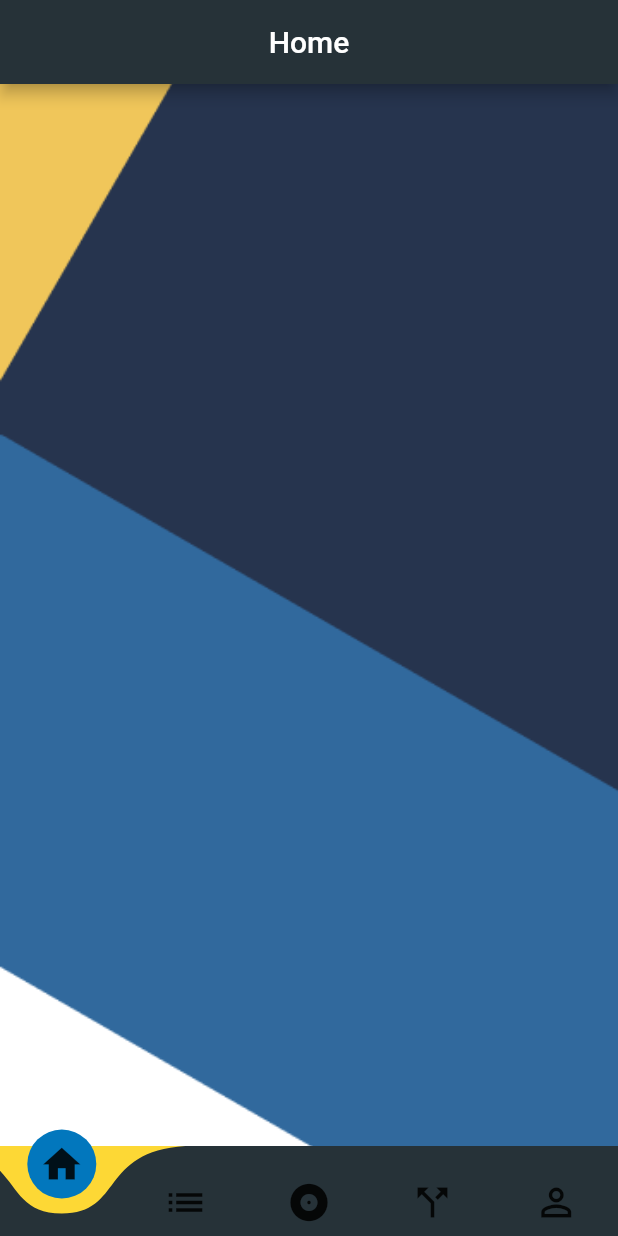
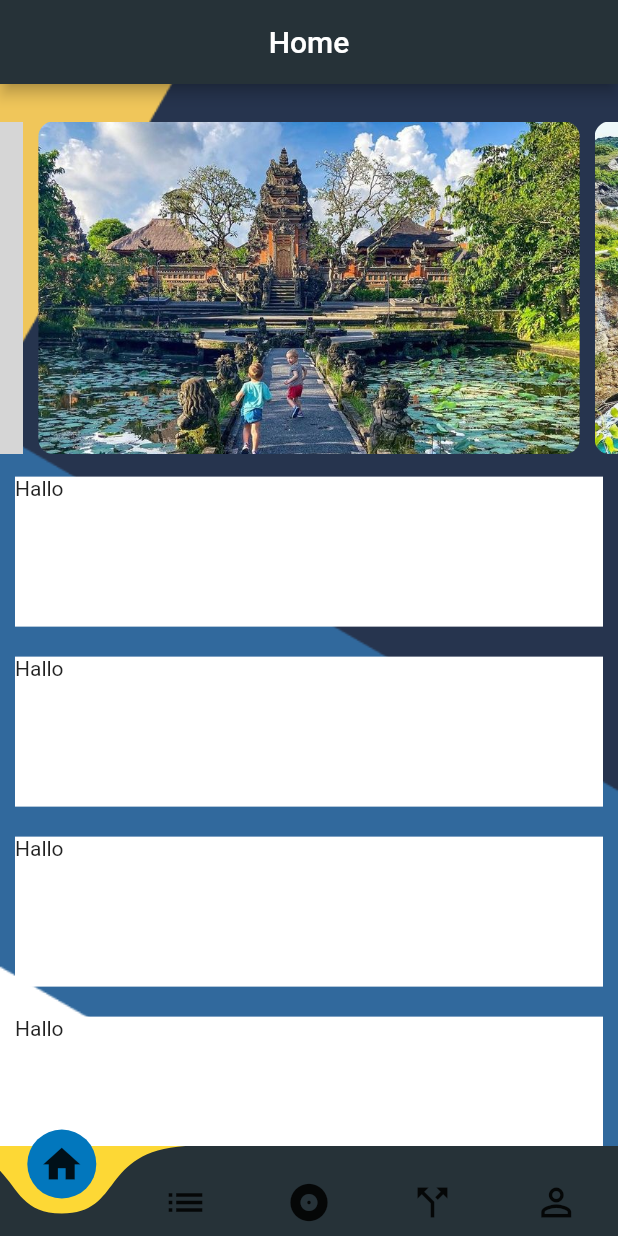
Before and after one commit to kangcand/tugasmobile, a Flutter app: the screen it shows after launch, on a phone screen of 412 x 824 dp. Run offline on Flutter 3.47's test engine with Material 2 defaults, Android fonts, the phone set to English and light mode, and no system bars; drawn by our look-alikes of carousel_slider, curved_navigation_bar; our stand-ins replace flutter_svg, getwidget, shimmer; missing offline and left inert: splash_screen_view; grey boxes are pictures that could not be loaded.

Commit message:
HomeScreen 25%

```diff
--- a/lib/screens/home_screen.dart
+++ b/lib/screens/home_screen.dart
@@ -39,7 +39,81 @@ class _HomeScreenState extends State<HomeScreen> {
               image: AssetImage("assets/images/background.png"),
               fit: BoxFit.cover),
         ),
-        child: Center(),
+        child: SingleChildScrollView(
+          primary: false,
+          child: Column(
+            children: [
+              Container(
+                padding: EdgeInsets.only(top: 20),
+                child: CarouselSlider(
+                  options: CarouselOptions(
+                    // height: 300,
+                    aspectRatio: 16 / 9,
+                    viewportFraction: 0.9,
+                    initialPage: 0,
+                    enableInfiniteScroll: true,
+                    autoPlay: true,
+                    autoPlayInterval: Duration(seconds: 2),
+                    autoPlayAnimationDuration: Duration(milliseconds: 800),
+                    autoPlayCurve: Curves.fastOutSlowIn,
+                    // enlargeCenterPage: true,
+                    scrollDirection: Axis.horizontal,
+                  ),
+                  items: imageList
+                      .map(
+                        (item) => Container(
+                          margin: EdgeInsets.all(5),
+                          child: ClipRRect(
+                            borderRadius: BorderRadius.all(
+                              Radius.circular(10.0),
+                            ),
+                            child: Image.asset(item,
+                                fit: BoxFit.cover, width: 1000),
+                          ),
+                        ),
+                      )
+                      .toList(),
+                ),
+              ),
+              ListView(
+                physics: ScrollPhysics(),
+                shrinkWrap: true,
+                children: [
+                  Container(
+                    height: 100,
+                    margin: EdgeInsets.all(10),
+                    color: Colors.white,
+                    child: Text("Hallo"),
+                  ),
+                  Container(
+                    height: 100,
+                    margin: EdgeInsets.all(10),
+                    color: Colors.white,
+                    child: Text("Hallo"),
+                  ),
+                  Container(
+                    height: 100,
+                    margin: EdgeInsets.all(10),
+                    color: Colors.white,
+                    child: Text("Hallo"),
+                  ),
+                  Container(
+                    height: 100,
+                    margin: EdgeInsets.all(10),
+                    color: Colors.white,
+                    child: Text("Hallo"),
+                  ),
+                  Container(
+                    height: 100,
+                    margin: EdgeInsets.all(10),
+                    color: Colors.white,
+                    child: Text("Hallo"),
+                  )
+                ],
+              )
+            ],
+          ),
+        ),
       ),
     );
   }
```
